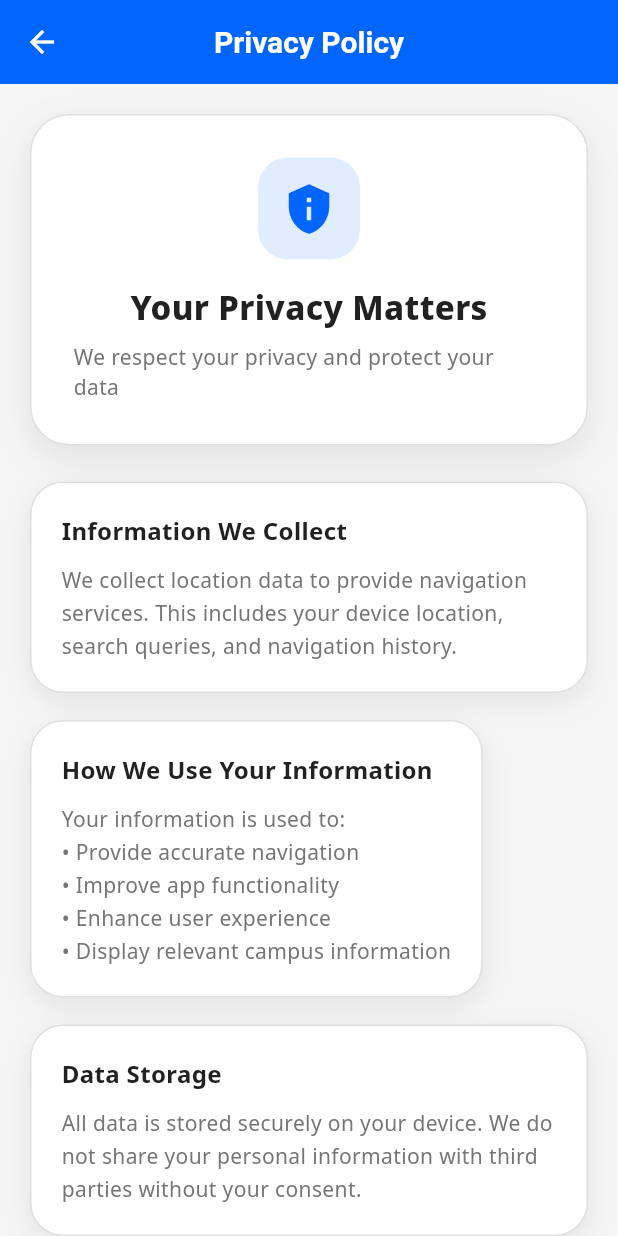
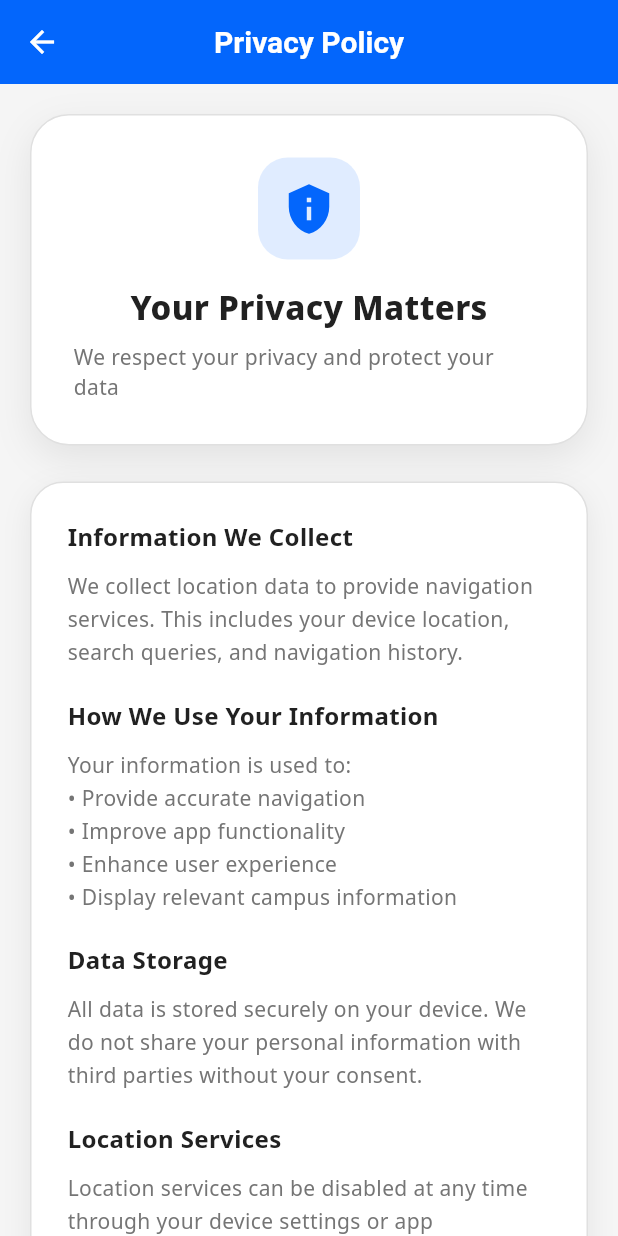
Before and after one commit to daniel0021-cpu/Campita, a Flutter app: the ProfileScreen screen opened directly, after a tap on "Privacy Policy", on a phone screen of 412 x 824 dp. Run offline on Flutter 3.47's test engine with Material 3 defaults, Android fonts, the phone set to English and light mode, and no system bars; our stand-ins replace flutter_compass, flutter_map, geolocator, google_fonts, latlong2, share_plus and 1 more; missing offline and left inert: dart:html; accounts and stored records are empty; network calls fail.

Commit message:
UI/UX improvements: redesign privacy policy, about, profile, subscription pages and fix home page loading

```diff
--- a/lib/screens/privacy_policy_screen.dart
+++ b/lib/screens/privacy_policy_screen.dart
@@ -24,41 +24,7 @@ class PrivacyPolicyScreen extends StatelessWidget {
           children: [
             _buildHeader(context),
             const SizedBox(height: 24),
-            _buildSection(
-              context,
-              'Information We Collect',
-              'We collect location data to provide navigation services. This includes your device location, search queries, and navigation history.',
-            ),
-            _buildSection(
-              context,
-              'How We Use Your Information',
-              'Your information is used to:\n• Provide accurate navigation\n• Improve app functionality\n• Enhance user experience\n• Display relevant campus information',
-            ),
-            _buildSection(
-              context,
-              'Data Storage',
-              'All data is stored securely on your device. We do not share your personal information with third parties without your consent.',
-            ),
-            _buildSection(
-              context,
-              'Location Services',
-              'Location services can be disabled at any time through your device settings or app preferences. Some features may be limited without location access.',
-            ),
-            _buildSection(
-              context,
-              'Your Rights',
-              'You have the right to:\n• Access your personal data\n• Request data deletion\n• Opt out of data collection\n• Update your preferences',
-            ),
-            _buildSection(
-              context,
-              'Updates to Privacy Policy',
-              'We may update this privacy policy from time to time. Continued use of the app after changes constitutes acceptance of the updated policy.',
-            ),
-            _buildSection(
-              context,
-              'Contact Us',
-              'If you have questions about this privacy policy, please contact us at:\nsupport@campusnav.edu.ng',
-            ),
+            _buildBodyContent(context),
             const SizedBox(height: 20),
             Center(
               child: Text(
@@ -113,11 +79,10 @@ class PrivacyPolicyScreen extends StatelessWidget {
     );
   }
 
-  Widget _buildSection(BuildContext context, String title, String content) {
+  Widget _buildBodyContent(BuildContext context) {
     final isDark = Theme.of(context).brightness == Brightness.dark;
     return Container(
-      margin: const EdgeInsets.only(bottom: 18),
-      padding: const EdgeInsets.all(20),
+      padding: const EdgeInsets.all(24),
       decoration: BoxDecoration(
         color: AppColors.cardBackground(context),
         borderRadius: BorderRadius.circular(22),
@@ -133,11 +98,32 @@ class PrivacyPolicyScreen extends StatelessWidget {
       child: Column(
         crossAxisAlignment: CrossAxisAlignment.start,
         children: [
-          Text(title, style: GoogleFonts.notoSans(fontSize: 16, fontWeight: FontWeight.w700, color: AppColors.textPrimaryAdaptive(context))),
-          const SizedBox(height: 10),
-          Text(content, style: GoogleFonts.notoSans(fontSize: 14, color: AppColors.textSecondaryAdaptive(context), height: 1.6)),
+          _buildSectionText(context, 'Information We Collect', 'We collect location data to provide navigation services. This includes your device location, search queries, and navigation history.'),
+          const SizedBox(height: 20),
+          _buildSectionText(context, 'How We Use Your Information', 'Your information is used to:\n• Provide accurate navigation\n• Improve app functionality\n• Enhance user experience\n• Display relevant campus information'),
+          const SizedBox(height: 20),
+          _buildSectionText(context, 'Data Storage', 'All data is stored securely on your device. We do not share your personal information with third parties without your consent.'),
+          const SizedBox(height: 20),
+          _buildSectionText(context, 'Location Services', 'Location services can be disabled at any time through your device settings or app preferences. Some features may be limited without location access.'),
+          const SizedBox(height: 20),
+          _buildSectionText(context, 'Your Rights', 'You have the right to:\n• Access your personal data\n• Request data deletion\n• Opt out of data collection\n• Update your preferences'),
+          const SizedBox(height: 20),
+          _buildSectionText(context, 'Updates to Privacy Policy', 'We may update this privacy policy from time to time. Continued use of the app after changes constitutes acceptance of the updated policy.'),
+          const SizedBox(height: 20),
+          _buildSectionText(context, 'Contact Us', 'If you have questions about this privacy policy, please contact us at:\nsupport@campusnav.edu.ng'),
         ],
       ),
     );
   }
+
+  Widget _buildSectionText(BuildContext context, String title, String content) {
+    return Column(
+      crossAxisAlignment: CrossAxisAlignment.start,
+      children: [
+        Text(title, style: GoogleFonts.notoSans(fontSize: 16, fontWeight: FontWeight.w700, color: AppColors.textPrimaryAdaptive(context))),
+        const SizedBox(height: 10),
+        Text(content, style: GoogleFonts.notoSans(fontSize: 14, color: AppColors.textSecondaryAdaptive(context), height: 1.6)),
+      ],
+    );
+  }
 }
--- a/lib/screens/profile_screen.dart
+++ b/lib/screens/profile_screen.dart
@@ -177,41 +177,76 @@ class _ProfileScreenState extends State<ProfileScreen> {
   }
 
   Widget _buildQuickLinks() {
-    return Container(
-      decoration: BoxDecoration(color: Colors.white, borderRadius: BorderRadius.circular(12), boxShadow: [
-        BoxShadow(color: Colors.black.withValues(alpha: 0.05), blurRadius: 8, offset: const Offset(0, 2)),
-      ]),
-      child: Column(children: [
-        _linkTile('Settings', 'App preferences and map options', Icons.settings, () {
+    return Column(
+      children: [
+        _linkCard('Settings', 'App preferences and map options', Icons.settings, () {
           Navigator.push(context, MaterialPageRoute(builder: (_) => const SettingsScreen()));
         }),
-        const Divider(height: 1),
-        _linkTile('Subscription', 'Premium plans and benefits', Icons.workspace_premium, () {
+        const SizedBox(height: 12),
+        _linkCard('Subscription', 'Premium plans and benefits', Icons.workspace_premium, () {
           Navigator.push(context, MaterialPageRoute(builder: (_) => const SubscriptionScreen()));
         }),
-        const Divider(height: 1),
-        _linkTile('Help & Support', 'FAQs and contact', Icons.help_outline, () {
+        const SizedBox(height: 12),
+        _linkCard('Help & Support', 'FAQs and contact', Icons.help_outline, () {
           Navigator.push(context, MaterialPageRoute(builder: (_) => const HelpSupportScreen()));
         }),
-        const Divider(height: 1),
-        _linkTile('Privacy Policy', 'How we handle your data', Icons.privacy_tip_outlined, () {
+        const SizedBox(height: 12),
+        _linkCard('Privacy Policy', 'How we handle your data', Icons.privacy_tip_outlined, () {
           Navigator.push(context, MaterialPageRoute(builder: (_) => const PrivacyPolicyScreen()));
         }),
-        const Divider(height: 1),
-        _linkTile('About', 'About this app', Icons.info_outline, () {
+        const SizedBox(height: 12),
+        _linkCard('About', 'About this app', Icons.info_outline, () {
           Navigator.push(context, MaterialPageRoute(builder: (_) => const AboutScreen()));
         }),
-      ]),
+      ],
     );
   }
 
-  Widget _linkTile(String title, String subtitle, IconData icon, VoidCallback onTap) {
-    return ListTile(
-      leading: Icon(icon, color: AppColors.primary),
-      title: Text(title, style: GoogleFonts.notoSans(fontWeight: FontWeight.w600)),
-      subtitle: Text(subtitle, style: GoogleFonts.notoSans(color: AppColors.grey, fontSize: 12)),
-      trailing: const Icon(Icons.chevron_right, color: AppColors.grey),
+  Widget _linkCard(String title, String subtitle, IconData icon, VoidCallback onTap) {
+    final isDark = Theme.of(context).brightness == Brightness.dark;
+    return InkWell(
       onTap: onTap,
+      borderRadius: BorderRadius.circular(18),
+      child: Container(
+        padding: const EdgeInsets.all(18),
+        decoration: BoxDecoration(
+          color: AppColors.cardBackground(context),
+          borderRadius: BorderRadius.circular(18),
+          border: Border.all(color: AppColors.borderAdaptive(context)),
+          boxShadow: [
+            BoxShadow(
+              color: Colors.black.withOpacity(isDark ? 0.4 : 0.06),
+              blurRadius: 12,
+              offset: const Offset(0, 4),
+            ),
+          ],
+        ),
+        child: Row(
+          children: [
+            Container(
+              width: 48,
+              height: 48,
+              decoration: BoxDecoration(
+                color: AppColors.primary.withOpacity(0.12),
+                borderRadius: BorderRadius.circular(14),
+              ),
+              child: Icon(icon, color: AppColors.primary, size: 24),
+            ),
+            const SizedBox(width: 16),
+            Expanded(
+              child: Column(
+                crossAxisAlignment: CrossAxisAlignment.start,
+                children: [
+                  Text(title, style: GoogleFonts.notoSans(fontSize: 15, fontWeight: FontWeight.w600, color: AppColors.textPrimaryAdaptive(context))),
+                  const SizedBox(height: 3),
+                  Text(subtitle, style: GoogleFonts.notoSans(fontSize: 12, color: AppColors.textSecondaryAdaptive(context))),
+                ],
+              ),
+            ),
+            Icon(Icons.chevron_right, color: AppColors.grey, size: 22),
+          ],
+        ),
+      ),
     );
   }
 }
```
Also changed, not shown: lib/screens/about_screen.dart (+8 -5 lines), lib/screens/enhanced_campus_map.dart (+35 -15 lines), lib/screens/help_support_screen.dart (+19 -9 lines), lib/screens/subscription_screen.dart (+46 -50 lines).
